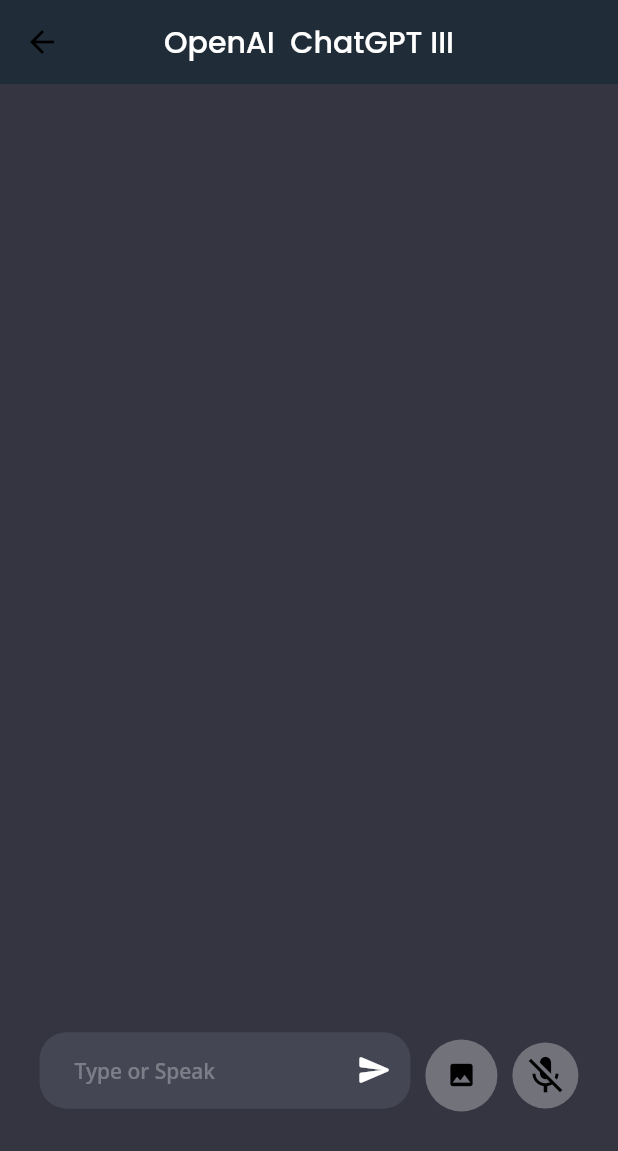
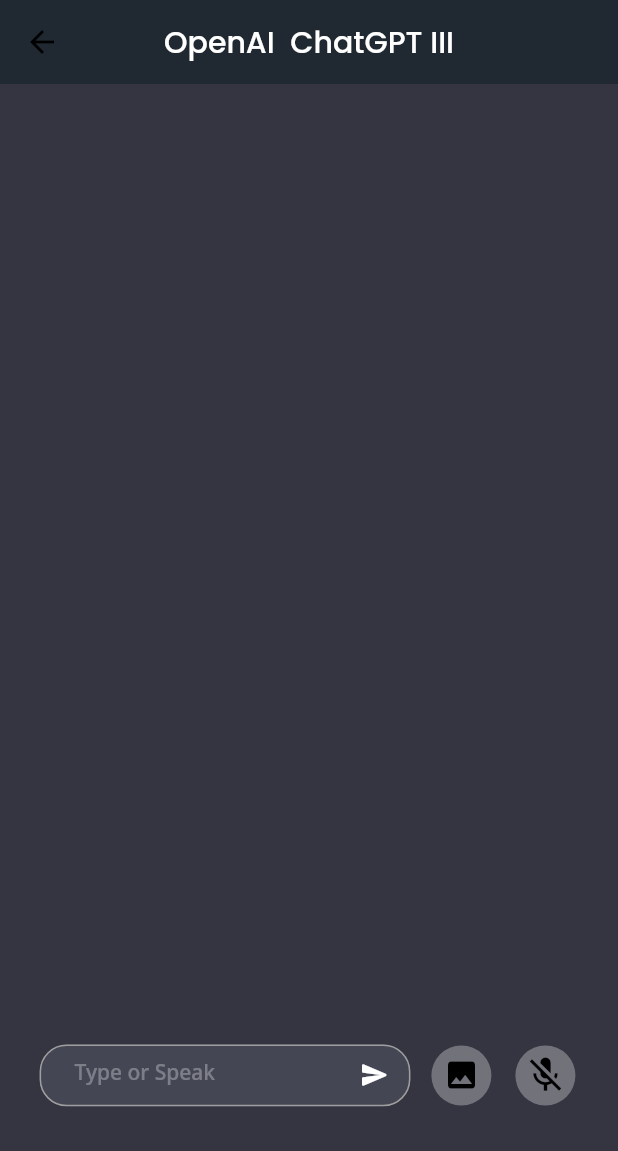
Before and after one commit to Vishwa-Karthik/ChatGPT, a Flutter app: the HomePage screen opened directly, on a phone screen of 412 x 824 dp. Shown: the top 1151 px of the screen. Run offline on Flutter 3.47's test engine with Material 2 defaults, Android fonts, the phone set to English and light mode, and no system bars; drawn by our look-alikes of avatar_glow; our stand-ins replace animated_text_kit, flutter_dotenv, flutter_spinkit, google_fonts, motion_toast, speech_to_text.

Commit message:
ui patch

```diff
--- a/lib/Screens/home_page.dart
+++ b/lib/Screens/home_page.dart
@@ -8,7 +8,7 @@ import 'package:flutter/services.dart';
 import 'package:flutter_spinkit/flutter_spinkit.dart';
 import 'package:google_fonts/google_fonts.dart';
 import 'package:speech_to_text/speech_to_text.dart';
-import '../Helpers/api_Service.dart';
+import '../service/api_Service.dart';
 import '../Utils/Models/chat_model.dart';
 import '../Utils/Widgets/input_field.dart';
 import '../constants.dart';
@@ -87,7 +87,7 @@ class _HomePageState extends State<HomePage> {
           ),
         ),
         centerTitle: true,
-        elevation: 5,
+        elevation: 2,
       ),
 
       //* Body
@@ -158,7 +158,7 @@ class _HomePageState extends State<HomePage> {
                     //* chat field
                     SizedBox(
                       width: MediaQuery.of(context).size.width * 0.60,
-                      height: MediaQuery.of(context).size.height * 0.07,
+                      height: MediaQuery.of(context).size.height * 0.05,
                       child: MyTextField(
                         focusNode: focusNode,
                         controller: _controller,
@@ -192,15 +192,16 @@ class _HomePageState extends State<HomePage> {
 
   Widget myImageGen() {
     return Container(
-      decoration: BoxDecoration(
-        borderRadius: BorderRadius.circular(25),
+      height: 40,
+      decoration: const BoxDecoration(
+        shape: BoxShape.circle,
         color: Colors.white30,
       ),
       child: IconButton(
         icon: const Icon(
           Icons.image,
           color: Colors.black,
-          size: 20,
+          size: 24,
         ),
         onPressed: () {
           if (_controller.text.isNotEmpty) {
@@ -251,10 +252,15 @@ class _HomePageState extends State<HomePage> {
     return Visibility(
       visible: !isLoading,
       child: Container(
+          height: 40,
+          decoration: const BoxDecoration(
+            shape: BoxShape.circle,
+          ),
           child: IconButton(
             icon: const Icon(
               Icons.send_rounded,
               color: Colors.white,
+              size: 20,
             ),
             onPressed: () {
               if (_controller.text.isNotEmpty) {
@@ -370,16 +376,16 @@ class _HomePageState extends State<HomePage> {
         glowColor: Colors.white30,
         showTwoGlows: true,
         child: Container(
-          height: 50,
-          width: 50,
-          decoration: BoxDecoration(
+          height: 40,
+          width: 40,
+          decoration: const BoxDecoration(
             color: Colors.white30,
-            borderRadius: BorderRadius.circular(25),
+            shape: BoxShape.circle,
           ),
           child: Icon(
             isListening ? Icons.mic : Icons.mic_off,
             color: Colors.black,
-            size: 30,
+            size: 28,
           ),
         ),
       ),
--- a/lib/Utils/Widgets/input_field.dart
+++ b/lib/Utils/Widgets/input_field.dart
@@ -33,16 +33,22 @@ class MyTextField extends StatelessWidget {
         fillColor: KBotBackgroundColor,
         filled: true,
         focusedBorder: OutlineInputBorder(
-            borderRadius: BorderRadius.circular(18),
-            borderSide: BorderSide.none),
+          borderRadius: BorderRadius.circular(18),
+          borderSide: const BorderSide(
+            color: Colors.grey,
+          ),
+        ),
         enabledBorder: OutlineInputBorder(
             borderRadius: BorderRadius.circular(18),
-            borderSide: BorderSide.none),
+            borderSide: const BorderSide(
+              color: Colors.grey,
+            )),
         labelStyle: const TextStyle(
           color: Colors.black,
         ),
         suffixIcon: suffixIcon,
         hintText: hintText,
+        alignLabelWithHint: true,
         hintStyle: const TextStyle(
           color: Colors.white30,
         ),
```
Also changed, not shown: lib/Screens/intro_page.dart (+16 -13 lines), lib/Screens/temp.dart (deleted, +0 -44 lines), lib/service/api_Service.dart (renamed from lib/Helpers/api_Service.dart), pubspec.lock, 1 other file. Lines whose indentation alone changed are shown as unchanged.
